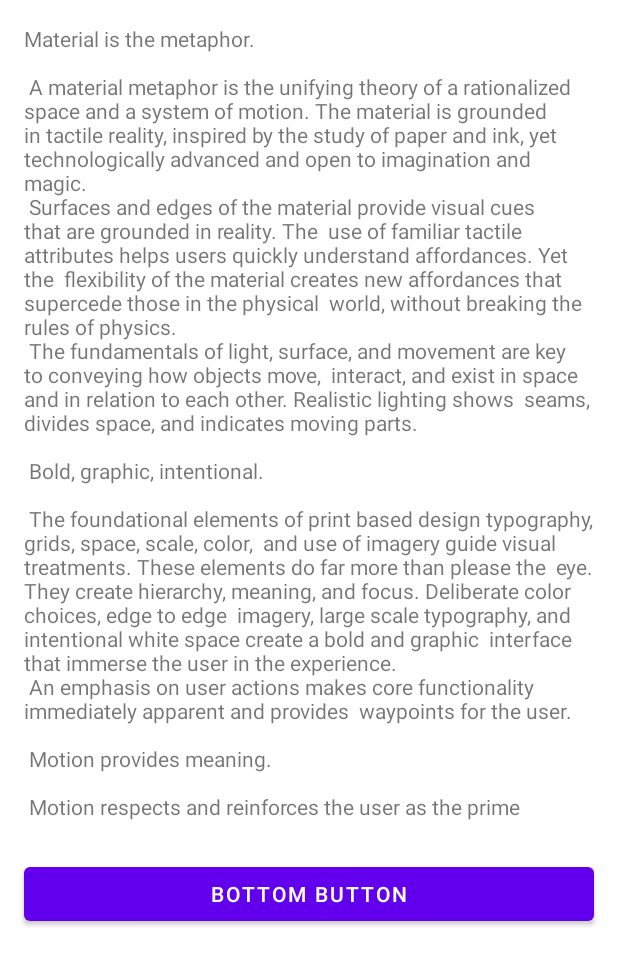
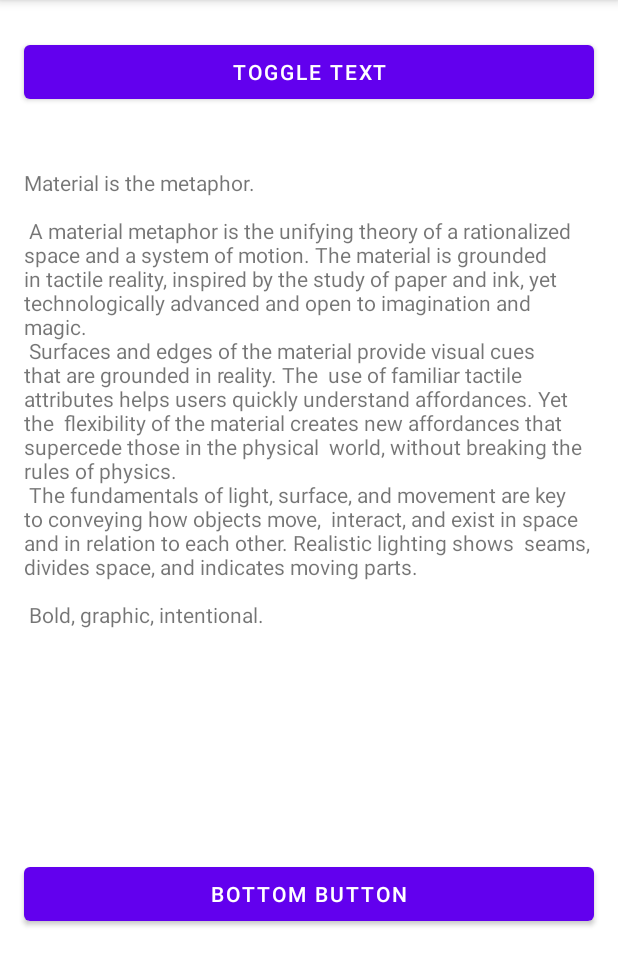
Before and after one commit to jackszm/CollapsingToolbarDemo, an Android app: the screen it shows after launch (ScrollingActivity), after a tap on "TOGGLE TEXT", on a phone screen of 412 x 824 dp, the part 270-1236 px from its top. Run offline under Robolectric (Android 15) with nearby library versions, the phone set to English and light mode, and no system bars.

Commit message:
Add medium text length.

```diff
--- a/app/src/main/java/com/jsz/collapsingtoolbardemo/ScrollingActivity.kt
+++ b/app/src/main/java/com/jsz/collapsingtoolbardemo/ScrollingActivity.kt
@@ -10,7 +10,7 @@ class ScrollingActivity : AppCompatActivity() {
 
     private lateinit var binding: ActivityScrollingBinding
 
-    private var longText: Boolean = false
+    private var textToggle = 0
 
     override fun onCreate(savedInstanceState: Bundle?) {
         super.onCreate(savedInstanceState)
@@ -20,15 +20,26 @@ class ScrollingActivity : AppCompatActivity() {
 
         setSupportActionBar(binding.toolbar)
         binding.toolbarLayout.title = title
-        binding.content.button.setOnClickListener {
-            when (longText) {
-                true -> binding.content.textView.setText(R.string.small_text)
-                false -> binding.content.textView.setText(R.string.large_text)
-            }
-            longText = !longText
-        }
+//        binding.content.button.setOnClickListener { toggleText() }
+        binding.content.buttonTop.setOnClickListener { toggleText() }
 
         binding.toolbarLayout.adoptScrollingFlagsBasedOn(binding.content.nestedScrollView)
+    }
+
+    private fun toggleText() {
+        textToggle += 1
+        when (textToggle) {
+            0 -> {
+                binding.content.textView.setText(R.string.large_text)
+            }
+            1 -> {
+                binding.content.textView.setText(R.string.medium_text)
+            }
+            else -> {
+                binding.content.textView.setText(R.string.small_text)
+                textToggle = -1
+            }
+        }
     }
 
     override fun onCreateOptionsMenu(menu: Menu): Boolean {
--- a/app/src/main/res/layout/content_scrolling.xml
+++ b/app/src/main/res/layout/content_scrolling.xml
@@ -14,15 +14,8 @@
         android:layout_height="wrap_content"
         android:orientation="vertical">
 
-        <TextView
-            android:id="@+id/textView"
-            android:layout_width="wrap_content"
-            android:layout_height="wrap_content"
-            android:layout_margin="@dimen/text_margin"
-            android:text="@string/small_text" />
-
         <Button
-            android:id="@+id/button"
+            android:id="@+id/button_top"
             android:layout_width="match_parent"
             android:layout_height="wrap_content"
             android:layout_marginHorizontal="16dp"
@@ -30,6 +23,14 @@
             android:gravity="center"
             android:text="Toggle Text" />
 
+
+        <TextView
+            android:id="@+id/textView"
+            android:layout_width="wrap_content"
+            android:layout_height="wrap_content"
+            android:layout_margin="@dimen/text_margin"
+            android:text="@string/large_text" />
+
     </LinearLayout>
 
 
--- a/app/src/main/res/values/strings.xml
+++ b/app/src/main/res/values/strings.xml
@@ -1,6 +1,22 @@
 <resources>
     <string name="app_name">Demo</string>
     <string name="small_text"> Material is the metaphor.</string>
+    <string name="medium_text">
+        "Material is the metaphor.\n\n"
+
+        "A material metaphor is the unifying theory of a rationalized space and a system of motion."
+        "The material is grounded in tactile reality, inspired by the study of paper and ink, yet "
+        "technologically advanced and open to imagination and magic.\n"
+        "Surfaces and edges of the material provide visual cues that are grounded in reality. The "
+        "use of familiar tactile attributes helps users quickly understand affordances. Yet the "
+        "flexibility of the material creates new affordances that supercede those in the physical "
+        "world, without breaking the rules of physics.\n"
+        "The fundamentals of light, surface, and movement are key to conveying how objects move, "
+        "interact, and exist in space and in relation to each other. Realistic lighting shows "
+        "seams, divides space, and indicates moving parts.\n\n"
+
+        "Bold, graphic, intentional.\n\n"
+    </string>
     <string name="large_text">
         "Material is the metaphor.\n\n"
 
```
